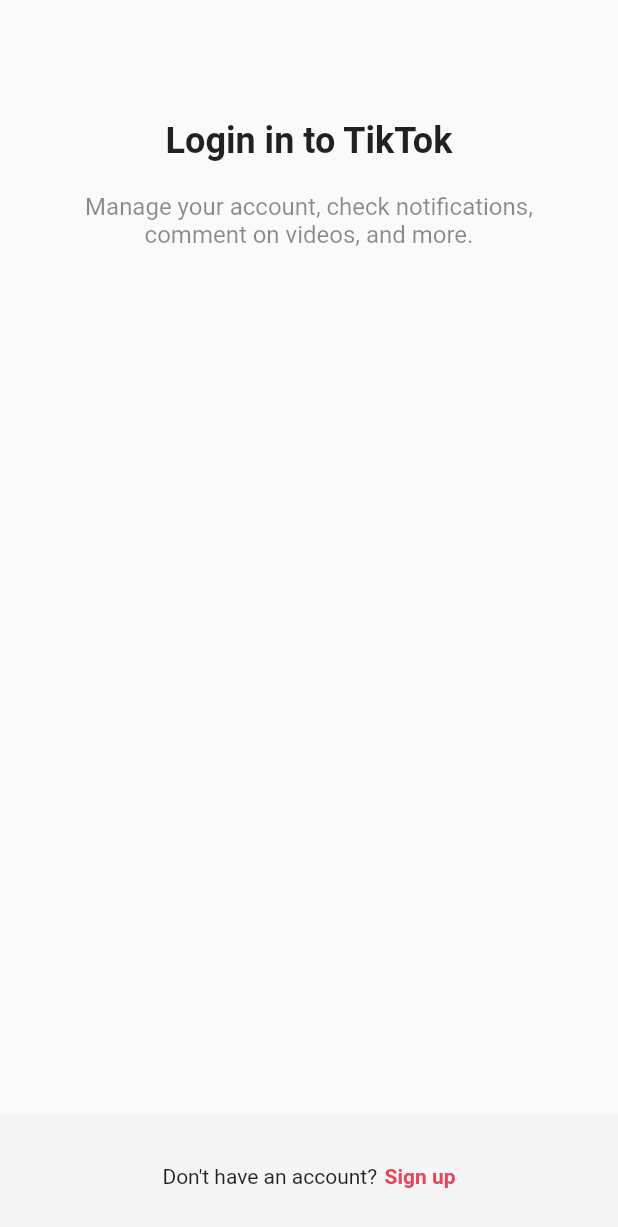
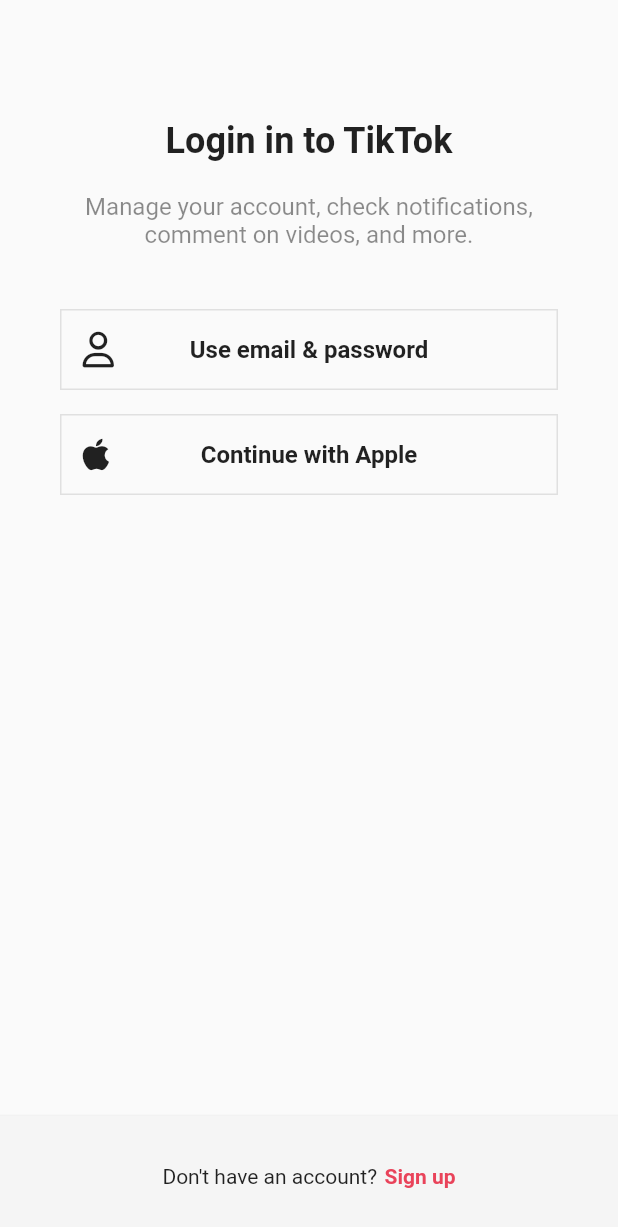
Before and after one commit to ParkKiHun/tiktok_clone, a Flutter app: the screen it shows after launch, after a tap on "Log in", on a phone screen of 412 x 824 dp. Shown: the top 1227 px of the screen. Run offline on Flutter 3.47's test engine with Material 2 defaults, Android fonts, the phone set to English and light mode, and no system bars; our stand-ins replace font_awesome_flutter.

Commit message:
4.2 AuthButton

```diff
--- a/lib/features/authentication/login_screen.dart
+++ b/lib/features/authentication/login_screen.dart
@@ -1,6 +1,8 @@
 import 'package:flutter/material.dart';
+import 'package:font_awesome_flutter/font_awesome_flutter.dart';
 import 'package:tiktok_clone/constants/gaps.dart';
 import 'package:tiktok_clone/constants/sizes.dart';
+import 'package:tiktok_clone/features/authentication/widgets/auth_button.dart';
 
 class LoginScreen extends StatelessWidget {
   const LoginScreen({super.key});
@@ -35,6 +37,16 @@ class LoginScreen extends StatelessWidget {
                 ),
                 textAlign: TextAlign.center,
               ),
+              Gaps.v40,
+              AuthButton(
+                icon: FaIcon(FontAwesomeIcons.user),
+                text: "Use email & password",
+              ),
+              Gaps.v16,
+              AuthButton(
+                icon: FaIcon(FontAwesomeIcons.apple),
+                text: "Continue with Apple",
+              ),
             ],
           ),
         ),
--- a/lib/features/authentication/sign_up_screen.dart
+++ b/lib/features/authentication/sign_up_screen.dart
@@ -1,4 +1,5 @@
 import 'package:flutter/material.dart';
+import 'package:font_awesome_flutter/font_awesome_flutter.dart';
 import 'package:tiktok_clone/constants/gaps.dart';
 import 'package:tiktok_clone/constants/sizes.dart';
 import 'package:tiktok_clone/features/authentication/login_screen.dart';
@@ -43,8 +44,15 @@ class SignUpScreen extends StatelessWidget {
                 textAlign: TextAlign.center,
               ),
               Gaps.v40,
-              AuthButton(text: "Use phone or email"),
-              AuthButton(text: "Continue with Apple"),
+              AuthButton(
+                icon: FaIcon(FontAwesomeIcons.user),
+                text: "Use email & password",
+              ),
+              Gaps.v16,
+              AuthButton(
+                icon: FaIcon(FontAwesomeIcons.apple),
+                text: "Continue with Apple",
+              ),
             ],
           ),
         ),
--- a/lib/features/authentication/widgets/auth_button.dart
+++ b/lib/features/authentication/widgets/auth_button.dart
@@ -1,12 +1,15 @@
 import 'package:flutter/material.dart';
+import 'package:font_awesome_flutter/src/fa_icon.dart';
 import 'package:tiktok_clone/constants/sizes.dart';
 
 class AuthButton extends StatelessWidget {
   final String text;
+  final FaIcon icon;
 
   const AuthButton({
     super.key,
     required this.text,
+    required this.icon,
   });
 
   @override
@@ -14,16 +17,21 @@ class AuthButton extends StatelessWidget {
     return FractionallySizedBox(
       widthFactor: 1,
       child: Container(
-        padding: const EdgeInsets.symmetric(
-          vertical: Sizes.size14,
-        ),
+        padding: const EdgeInsets.all(Sizes.size14),
         decoration: BoxDecoration(
           border: Border.all(
             color: Colors.grey.shade300,
             width: Sizes.size1,
           ),
         ),
-        child: Text(
+        child: Stack(
+          alignment: Alignment.center,
+          children: [
+            Align(
+              alignment: Alignment.centerLeft,
+              child: icon,
+            ),
+            Text(
               text,
               style: const TextStyle(
                 fontSize: Sizes.size16,
@@ -31,6 +39,8 @@ class AuthButton extends StatelessWidget {
               ),
               textAlign: TextAlign.center,
             ),
+          ],
+        ),
       ),
     );
   }
```
Also changed, not shown: pubspec.yaml (+4 -4 lines), pubspec.lock. Lines whose indentation alone changed are shown as unchanged.
